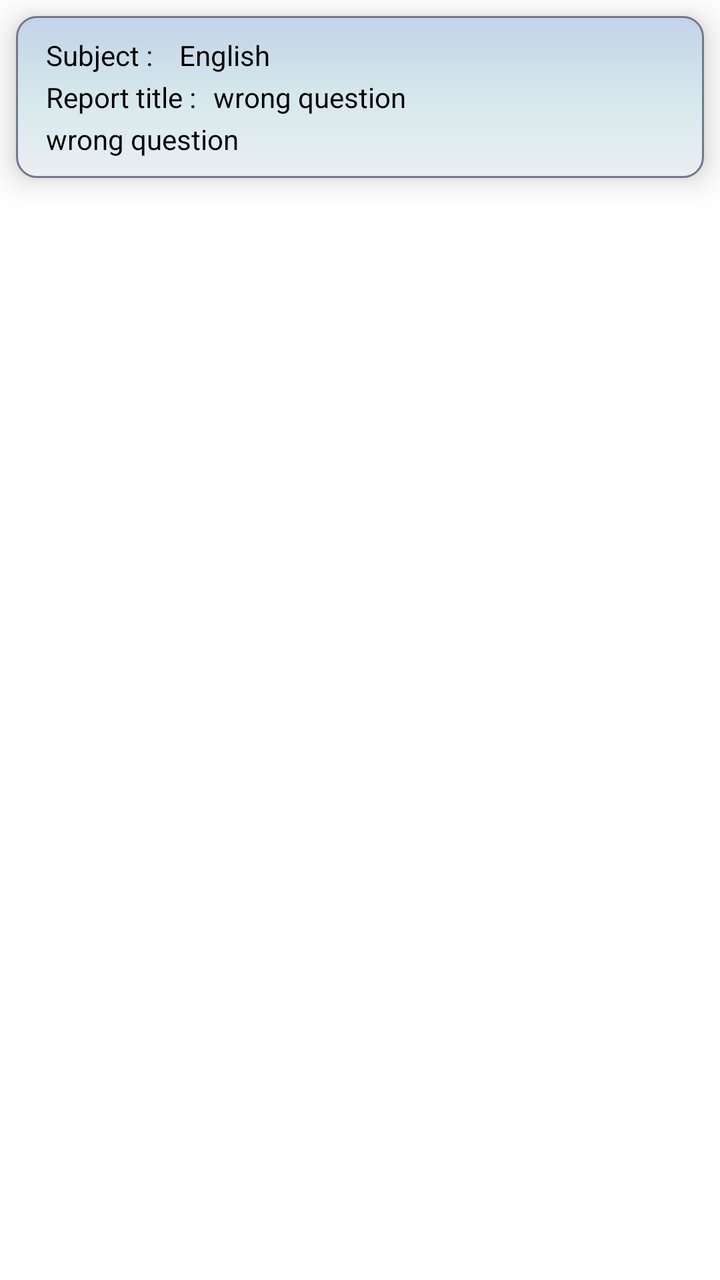
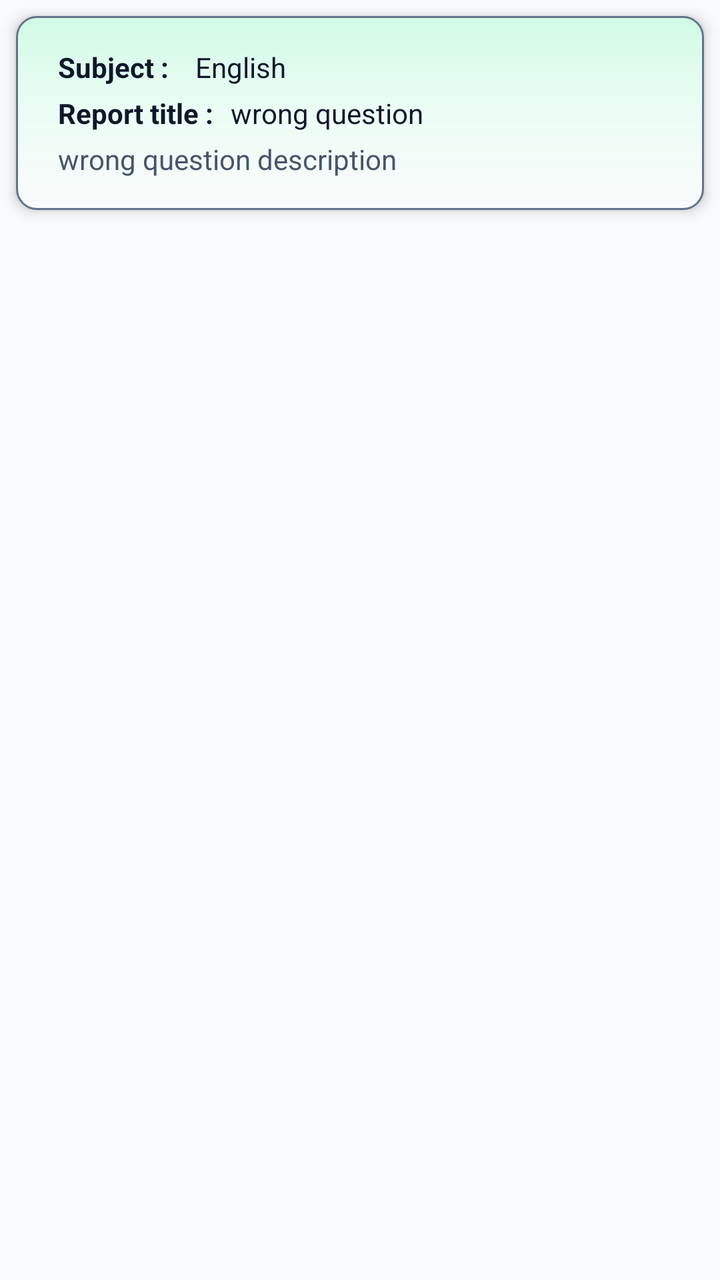

Two renders of the same Android screen: before a commit and after it. Below are the layout's source before the change and the commit's diff.
<!-- AndroidManifest.xml: application theme Theme.TestMaster -->
<!-- res/layout/layout_user_reported.xml -->
<?xml version="1.0" encoding="utf-8"?>
<LinearLayout xmlns:android="http://schemas.android.com/apk/res/android"
    android:layout_width="match_parent"
    android:layout_height="wrap_content">

    <LinearLayout
        android:id="@+id/ll_report_question"
        android:layout_width="match_parent"
        android:layout_height="wrap_content"
        android:orientation="vertical"
        android:layout_margin="8dp"
        android:elevation="10dp"
        android:background="@drawable/blue_box_gradient"
        android:padding="10dp">
        <LinearLayout
            android:layout_width="match_parent"
            android:layout_height="wrap_content">
            <TextView
                android:layout_width="wrap_content"
                android:layout_height="wrap_content"
                android:text="Subject : "
                android:paddingStart="5dp"
                android:textColor="@color/black"/>
            <TextView
                android:id="@+id/subject_name"
                android:layout_width="match_parent"
                android:layout_height="wrap_content"
                android:layout_marginStart="10dp"
                android:layout_weight="1"
                android:text="English "
                android:textColor="@color/black"/>
        </LinearLayout>
        <LinearLayout
            android:layout_width="match_parent"
            android:layout_height="wrap_content"
            android:layout_marginTop="2dp">
            <TextView
                android:layout_width="wrap_content"
                android:layout_height="wrap_content"
                android:text="Report title : "
                android:paddingStart="5dp"
                android:textColor="@color/black"/>
            <TextView
                android:id="@+id/tv_report_title"
                android:layout_width="wrap_content"
                android:layout_height="wrap_content"
                android:text="wrong question"
                android:layout_weight="1"
                android:paddingStart="5dp"
                android:textColor="@color/black"/>
        </LinearLayout>
        <LinearLayout
            android:layout_width="match_parent"
            android:layout_height="wrap_content"
            android:layout_marginTop="2dp">

            <TextView
                android:id="@+id/tv_report_description"
                android:layout_width="wrap_content"
                android:layout_height="wrap_content"
                android:text="wrong question"
                android:layout_weight="1"
                android:paddingStart="5dp"
                android:textColor="@color/black"/>
        </LinearLayout>
    </LinearLayout>
</LinearLayout>
<!-- resources referenced by this layout -->
<resources>
  <color name="black">#FF000000</color>
  <!-- drawable blue_box_gradient (drawable) -->
  <?xml version="1.0" encoding="utf-8"?>
  <shape xmlns:android="http://schemas.android.com/apk/res/android"
      android:shape="rectangle">
      <gradient
          android:startColor="#C1D3E7"
          android:centerColor="#D6E8EC"
          android:endColor="#EAEFF4"
          android:angle="270"/>
      <stroke android:width="1dp"
          android:color="#73788C"/>
      <corners android:radius="10dp"/>
  </shape>
  <style name="Theme.TestMaster" parent="Base.Theme.TestMaster" />
  <style name="Base.Theme.TestMaster" parent="Theme.MaterialComponents.DayNight.NoActionBar">
          
           <item name="colorPrimary">@color/primary_blue</item>
          <item name="android:statusBarColor">@color/primary_blue</item>
          <item name="colorAccent">@color/primary_blue</item>
      </style>
  <color name="primary_blue">#06164E</color>
</resources>

<!-- the commit's change to res/layout/layout_user_reported.xml (unified diff, before → after) -->
@@ -9,9 +9,9 @@
         android:layout_height="wrap_content"
         android:orientation="vertical"
         android:layout_margin="8dp"
-        android:elevation="10dp"
+        android:elevation="4dp"
         android:background="@drawable/blue_box_gradient"
-        android:padding="10dp">
+        android:padding="16dp">
         <LinearLayout
             android:layout_width="match_parent"
             android:layout_height="wrap_content">
@@ -20,26 +20,28 @@
                 android:layout_height="wrap_content"
                 android:text="Subject : "
                 android:paddingStart="5dp"
-                android:textColor="@color/black"/>
+                android:textStyle="bold"
+                android:textColor="@color/text_primary"/>
             <TextView
                 android:id="@+id/subject_name"
                 android:layout_width="match_parent"
                 android:layout_height="wrap_content"
                 android:layout_marginStart="10dp"
                 android:layout_weight="1"
-                android:text="English "
-                android:textColor="@color/black"/>
+                android:text="English"
+                android:textColor="@color/text_primary"/>
         </LinearLayout>
         <LinearLayout
             android:layout_width="match_parent"
             android:layout_height="wrap_content"
-            android:layout_marginTop="2dp">
+            android:layout_marginTop="4dp">
             <TextView
                 android:layout_width="wrap_content"
                 android:layout_height="wrap_content"
                 android:text="Report title : "
                 android:paddingStart="5dp"
-                android:textColor="@color/black"/>
+                android:textStyle="bold"
+                android:textColor="@color/text_primary"/>
             <TextView
                 android:id="@+id/tv_report_title"
                 android:layout_width="wrap_content"
@@ -47,21 +49,20 @@
                 android:text="wrong question"
                 android:layout_weight="1"
                 android:paddingStart="5dp"
-                android:textColor="@color/black"/>
+                android:textColor="@color/text_primary"/>
         </LinearLayout>
         <LinearLayout
             android:layout_width="match_parent"
             android:layout_height="wrap_content"
-            android:layout_marginTop="2dp">
+            android:layout_marginTop="4dp">
 
             <TextView
                 android:id="@+id/tv_report_description"
-                android:layout_width="wrap_content"
+                android:layout_width="match_parent"
                 android:layout_height="wrap_content"
-                android:text="wrong question"
-                android:layout_weight="1"
+                android:text="wrong question description"
                 android:paddingStart="5dp"
-                android:textColor="@color/black"/>
+                android:textColor="@color/text_secondary"/>
         </LinearLayout>
     </LinearLayout>
 </LinearLayout>
<!-- resource entries referenced after the edit -->
@@ -1,26 +1,68 @@
 <!-- resources referenced by this layout -->
 <resources>
-  <color name="black">#FF000000</color>
+  <color name="text_primary">#0F172A</color>
+  <color name="text_secondary">#475569</color>
   <!-- drawable blue_box_gradient (drawable) -->
   <?xml version="1.0" encoding="utf-8"?>
   <shape xmlns:android="http://schemas.android.com/apk/res/android"
       android:shape="rectangle">
       <gradient
-          android:startColor="#C1D3E7"
-          android:centerColor="#D6E8EC"
-          android:endColor="#EAEFF4"
+          android:startColor="#D1FAE5"
+          android:centerColor="#ECFDF5"
+          android:endColor="#F9FAFB"
           android:angle="270"/>
       <stroke android:width="1dp"
-          android:color="#73788C"/>
+          android:color="@color/secondary"/>
       <corners android:radius="10dp"/>
   </shape>
   <style name="Theme.TestMaster" parent="Base.Theme.TestMaster" />
-  <style name="Base.Theme.TestMaster" parent="Theme.MaterialComponents.DayNight.NoActionBar">
+  <color name="secondary">#64748B</color>
+  <style name="Base.Theme.TestMaster" parent="Theme.Material3.DayNight.NoActionBar">
           
-           <item name="colorPrimary">@color/primary_blue</item>
-          <item name="android:statusBarColor">@color/primary_blue</item>
-          <item name="colorAccent">@color/primary_blue</item>
+          <item name="colorPrimary">@color/primary</item>
+          <item name="colorOnPrimary">@color/onPrimary</item>
+          <item name="colorPrimaryContainer">@color/primaryContainer</item>
+          <item name="colorOnPrimaryContainer">@color/onPrimaryContainer</item>
+  
+          <item name="colorSecondary">@color/secondary</item>
+          <item name="colorOnSecondary">@color/onSecondary</item>
+          <item name="colorSecondaryContainer">@color/secondaryContainer</item>
+          <item name="colorOnSecondaryContainer">@color/onSecondaryContainer</item>
+  
+          
+          <item name="android:windowBackground">@color/background</item>
+          <item name="colorSurface">@color/surface</item>
+          <item name="colorOnSurface">@color/onSurface</item>
+          <item name="colorSurfaceVariant">@color/surfaceVariant</item>
+          <item name="colorOnSurfaceVariant">@color/onSurfaceVariant</item>
+          <item name="colorOutline">@color/outline</item>
+  
+          
+          <item name="colorError">@color/error</item>
+          <item name="colorOnError">@color/onError</item>
+          <item name="colorErrorContainer">@color/errorContainer</item>
+          <item name="colorOnErrorContainer">@color/onErrorContainer</item>
+  
+          
+          <item name="android:statusBarColor">@color/surface</item>
+          <item name="android:windowLightStatusBar">true</item>
       </style>
-  <color name="primary_blue">#06164E</color>
+  <color name="primary">#059669</color>
+  <color name="onPrimary">#FFFFFF</color>
+  <color name="primaryContainer">#D1FAE5</color>
+  <color name="onPrimaryContainer">#064E3B</color>
+  <color name="onSecondary">#FFFFFF</color>
+  <color name="secondaryContainer">#F1F5F9</color>
+  <color name="onSecondaryContainer">#0F172A</color>
+  <color name="background">#F8FAFC</color>
+  <color name="surface">#FFFFFF</color>
+  <color name="onSurface">#0F172A</color>
+  <color name="surfaceVariant">#E2E8F0</color>
+  <color name="onSurfaceVariant">#475569</color>
+  <color name="outline">#94A3B8</color>
+  <color name="error">#EF4444</color>
+  <color name="onError">#FFFFFF</color>
+  <color name="errorContainer">#FEE2E2</color>
+  <color name="onErrorContainer">#991B1B</color>
 </resources>
 
